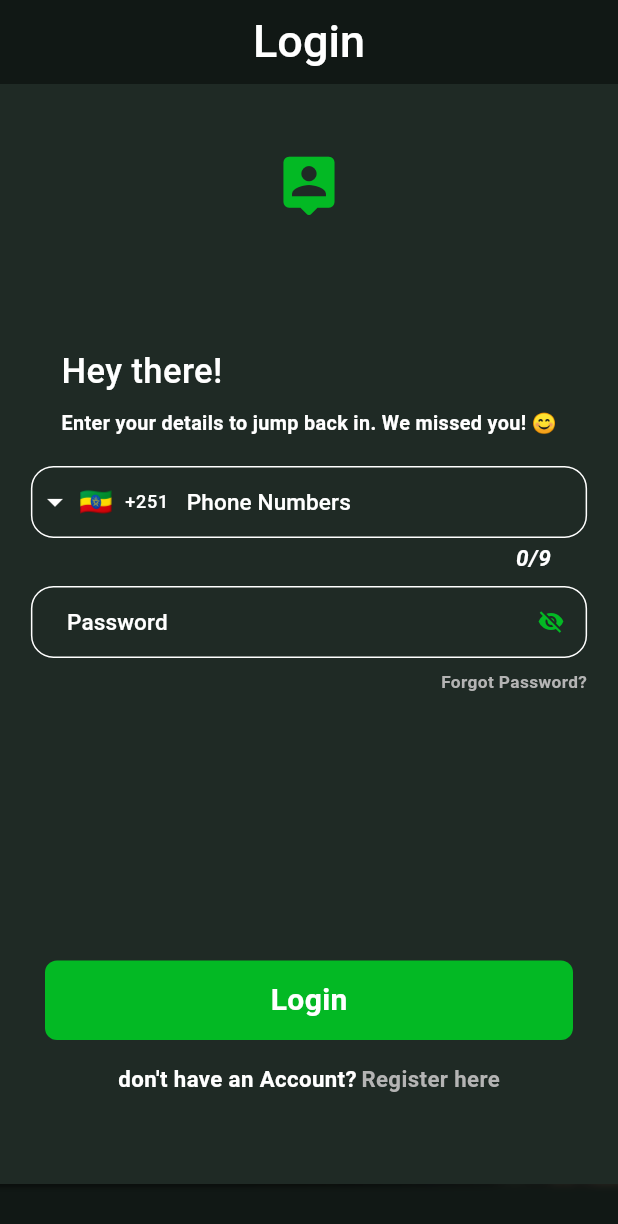
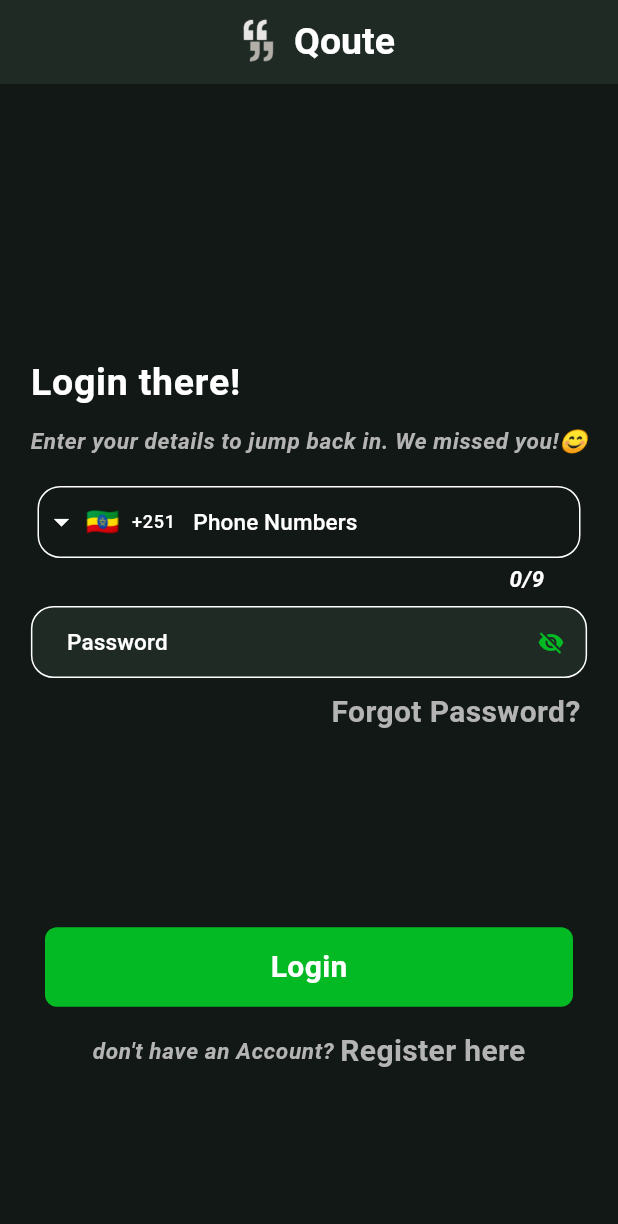
Before and after one commit to atikoo67/Quote-movie-app, a Flutter app: the screen it shows after launch, on a phone screen of 412 x 824 dp. Shown: the top 1224 px of the screen. Run offline on Flutter 3.47's test engine with Material 3 defaults, Android fonts, the phone set to English and light mode, and no system bars; drawn by our look-alikes of intl_phone_field; our stand-ins replace better_player, cached_network_image, carousel_slider, circular_profile_avatar, cloud_firestore, dio and 9 more; missing offline and left inert: flutter_downloader, youtube_explode_dart; accounts and stored records are empty.

Commit message:
almost finished login page with using theme

```diff
--- a/lib/features/authentication/presentation/page/loginpage.dart
+++ b/lib/features/authentication/presentation/page/loginpage.dart
@@ -1,12 +1,13 @@
 import 'dart:ui';
 import 'package:firebase_auth/firebase_auth.dart';
+import 'package:quote/cores/utils/constant/screen_size.dart';
+import 'package:quote/cores/utils/constant/strings.dart';
 import 'package:quote/cores/utils/theme/textstyle.dart';
 import 'package:quote/cores/widgets/mybutton.dart';
 import 'package:quote/cores/widgets/passwordtextfield.dart';
 import 'package:quote/cores/widgets/phonenumber_field.dart';
 import 'package:quote/cores/widgets/textbutton.dart';
 import 'package:quote/features/authentication/presentation/config_login/signinchecker.dart';
-import 'package:quote/cores/utils/constant/screen_size.dart';
 import 'package:quote/features/authentication/presentation/page/forgetpassword.dart';
 import 'package:flutter/material.dart';
 
@@ -56,12 +57,13 @@ class _LoginPageState extends State<LoginPage> {
         centerTitle: true,
         automaticallyImplyLeading: false,
         elevation: 0,
-        foregroundColor: theme.textTheme.displayLarge!.color,
-        backgroundColor: theme.scaffoldBackgroundColor,
 
-        title: Text(
-          'Login',
-          style: TextStyle(fontSize: 30, fontWeight: FontWeight.w500),
+        title: Row(
+          mainAxisAlignment: MainAxisAlignment.center,
+          children: [
+            Image.asset("assets/launch_icon/my_logo.png", height: 40),
+            Text(AppStrings.appName, style: AppTextStyle.textTheme.bodyLarge),
+          ],
         ),
       ),
       backgroundColor: theme.scaffoldBackgroundColor,
@@ -69,97 +71,34 @@ class _LoginPageState extends State<LoginPage> {
         bottom: false,
         child: SingleChildScrollView(
           keyboardDismissBehavior: ScrollViewKeyboardDismissBehavior.onDrag,
-          child: Stack(
+          child: SizedBox(
+            height: ScreenSize.screenHeight(context) * 0.8,
+            child: Column(
+              mainAxisSize: MainAxisSize.min,
               children: [
-              Positioned(
-                child: Stack(
-                  children: [
-                    Image.asset(
-                      'assets/background.jpg',
-                      fit: BoxFit.cover,
-                      height: ScreenSize.screenHeight(context) * 0.89,
-                      width: ScreenSize.screenWidth(context),
-                    ),
-                    BackdropFilter(
-                      filter: ImageFilter.blur(sigmaX: 2, sigmaY: 3),
-                      child: Container(
-                        height: ScreenSize.screenHeight(context) * 0.89,
-                        color: theme.colorScheme.surface,
-                      ),
-                    ),
-                  ],
-                ),
-              ),
-              SizedBox(
-                height: ScreenSize.screenHeight(context) * 0.89,
-                child: Column(
-                  mainAxisAlignment: MainAxisAlignment.end,
-                  children: [
-                    Padding(
-                      padding: const EdgeInsets.symmetric(vertical: 25),
-                      child: Center(
-                        child: Icon(
-                          Icons.person_pin_rounded,
-                          size: ScreenSize.screenHeight(context) * 0.055,
-                          color: theme.iconTheme.color,
-                        ),
-                      ),
-                    ),
+                SizedBox(height: 180),
 
-                    SizedBox(
-                      height: ScreenSize.screenHeight(context) * 0.75,
-                      child: Container(
-                        padding: EdgeInsets.symmetric(vertical: 60),
-                        decoration: BoxDecoration(
-                          color: theme.colorScheme.surface,
-                          borderRadius: BorderRadius.vertical(
-                            top: Radius.circular(30),
-                          ),
-                        ),
+                Expanded(
                   child: Column(
                     mainAxisAlignment: MainAxisAlignment.spaceBetween,
 
                     children: [
                       Column(
+                        spacing: 20,
                         children: [
                           Padding(
-                                  padding: EdgeInsets.symmetric(
-                                    horizontal:
-                                        ScreenSize.screenHeight(context) *
-                                        0.025,
-                                  ),
+                            padding: EdgeInsets.symmetric(horizontal: 20),
                             child: Column(
-                                    spacing:
-                                        ScreenSize.screenHeight(context) *
-                                        0.010,
-                                    crossAxisAlignment:
-                                        CrossAxisAlignment.start,
+                              spacing: 10,
+                              crossAxisAlignment: CrossAxisAlignment.start,
                               children: [
                                 Text(
-                                        'Hey there!',
-                                        style: TextStyle(
-                                          fontSize:
-                                              ScreenSize.screenHeight(context) *
-                                              0.028,
-                                          fontWeight: FontWeight.w500,
-                                          color: theme
-                                              .textTheme
-                                              .displayLarge!
-                                              .color,
-                                        ),
+                                  'Login there!',
+                                  style: theme.textTheme.bodyLarge,
                                 ),
                                 Text(
-                                        'Enter your details to jump back in. We missed you! 😊\n',
-                                        style: TextStyle(
-                                          fontSize:
-                                              ScreenSize.screenHeight(context) *
-                                              0.016,
-                                          // fontWeight: FontWeight.w500,
-                                          color: theme
-                                              .textTheme
-                                              .displayMedium!
-                                              .color,
-                                        ),
+                                  'Enter your details to jump back in. We missed you!😊',
+                                  style: theme.textTheme.bodySmall,
                                 ),
                               ],
                             ),
@@ -168,51 +107,33 @@ class _LoginPageState extends State<LoginPage> {
                           Column(
                             children: [
                               Padding(
-                                      padding: EdgeInsets.symmetric(
-                                        horizontal:
-                                            ScreenSize.screenHeight(context) *
-                                            0.025,
-                                      ),
+                                padding: EdgeInsets.symmetric(horizontal: 25),
                                 child: PhoneNumberField(
-                                        phoneNumberController:
-                                            phoneNumberController,
+                                  phoneNumberController: phoneNumberController,
                                   onChanged: (phone) {
                                     setState(() {
-                                            fullPhoneNumber =
-                                                phone.completeNumber;
+                                      fullPhoneNumber = phone.completeNumber;
                                       // print(fullPhoneNumber); // e.g. +251912345678
                                     });
                                   },
                                 ),
                               ),
                               PasswordTextField(
-                                      // hintText: 'Enter your Password',
                                 label: 'Password',
                                 controller: passwordController,
                                 validator: (value) {
-                                        if (value!.isNotEmpty &&
-                                            value.length < 8) {
+                                  if (value!.isNotEmpty && value.length < 8) {
                                     return "your password must be greater than 8 digit";
                                   }
                                   return null;
                                 },
                               ),
                               Padding(
-                                      padding: EdgeInsets.symmetric(
-                                        horizontal:
-                                            ScreenSize.screenHeight(context) *
-                                            0.025,
-                                      ),
+                                padding: EdgeInsets.symmetric(horizontal: 25),
                                 child: Row(
-                                        mainAxisAlignment:
-                                            MainAxisAlignment.end,
+                                  mainAxisAlignment: MainAxisAlignment.end,
                                   children: [
                                     MyTextButton(
-                                            fontSize:
-                                                ScreenSize.screenHeight(
-                                                  context,
-                                                ) *
-                                                0.014,
                                       text: 'Forgot Password?',
                                       onPressed: () =>
                                           Navigator.of(context).push(
@@ -237,29 +158,18 @@ class _LoginPageState extends State<LoginPage> {
                             onTap: signIn,
                             child: Text(
                               'Login',
-                                    style: AppTextStyle.textTheme.titleMedium,
+                              style: theme.textTheme.bodyMedium,
                             ),
                           ),
                           Row(
                             mainAxisAlignment: MainAxisAlignment.center,
-                                  spacing: 3,
+                            spacing: 4,
                             children: [
                               Text(
                                 'don\'t have an Account?',
-                                      style: TextStyle(
-                                        color: theme
-                                            .textTheme
-                                            .displayMedium!
-                                            .color,
-                                        fontSize:
-                                            ScreenSize.screenHeight(context) *
-                                            0.018,
-                                      ),
+                                style: theme.textTheme.bodySmall,
                               ),
                               MyTextButton(
-                                      fontSize:
-                                          ScreenSize.screenHeight(context) *
-                                          0.018,
                                 text: 'Register here',
                                 onPressed: widget.showSignupPage,
                               ),
@@ -270,11 +180,8 @@ class _LoginPageState extends State<LoginPage> {
                     ],
                   ),
                 ),
-                    ),
               ],
             ),
-              ),
-            ],
           ),
         ),
       ),
```
Lines whose indentation alone changed are shown as unchanged.
